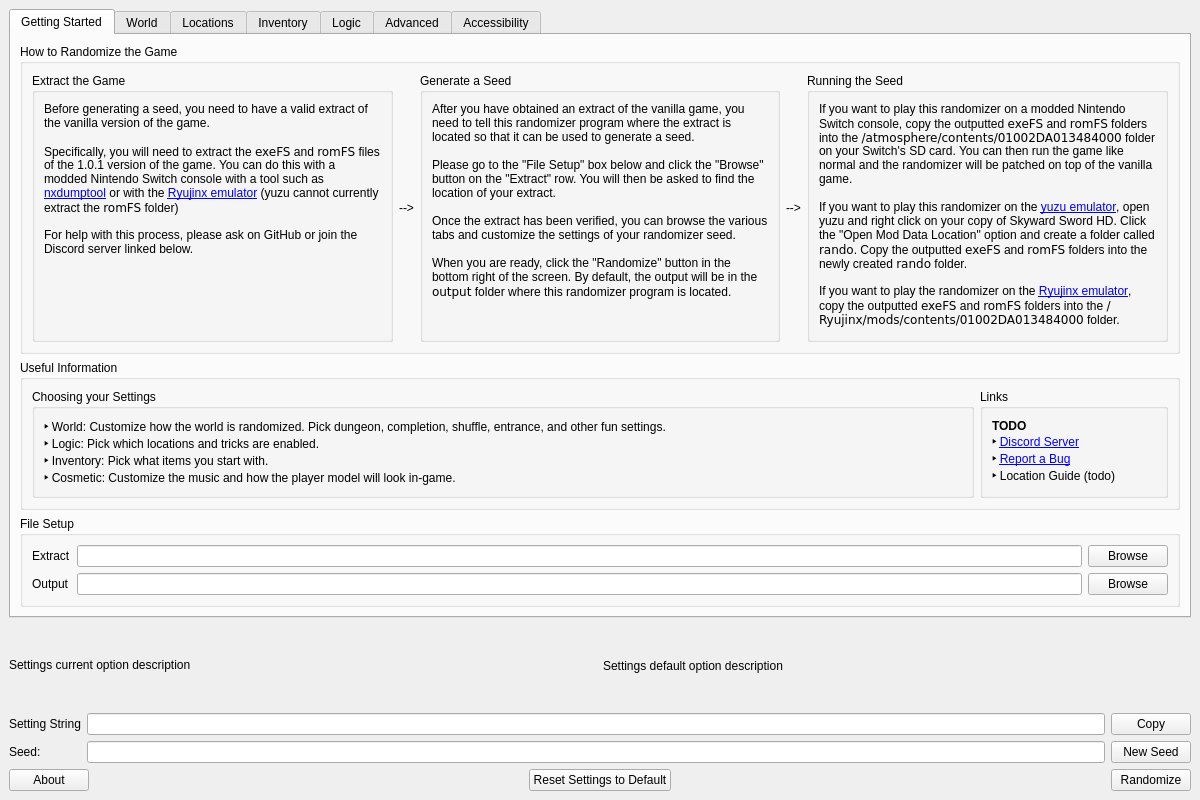
Old version of the form gui/ui/main.ui in the repository mint-choc-chip-skyblade/sshd-rando.
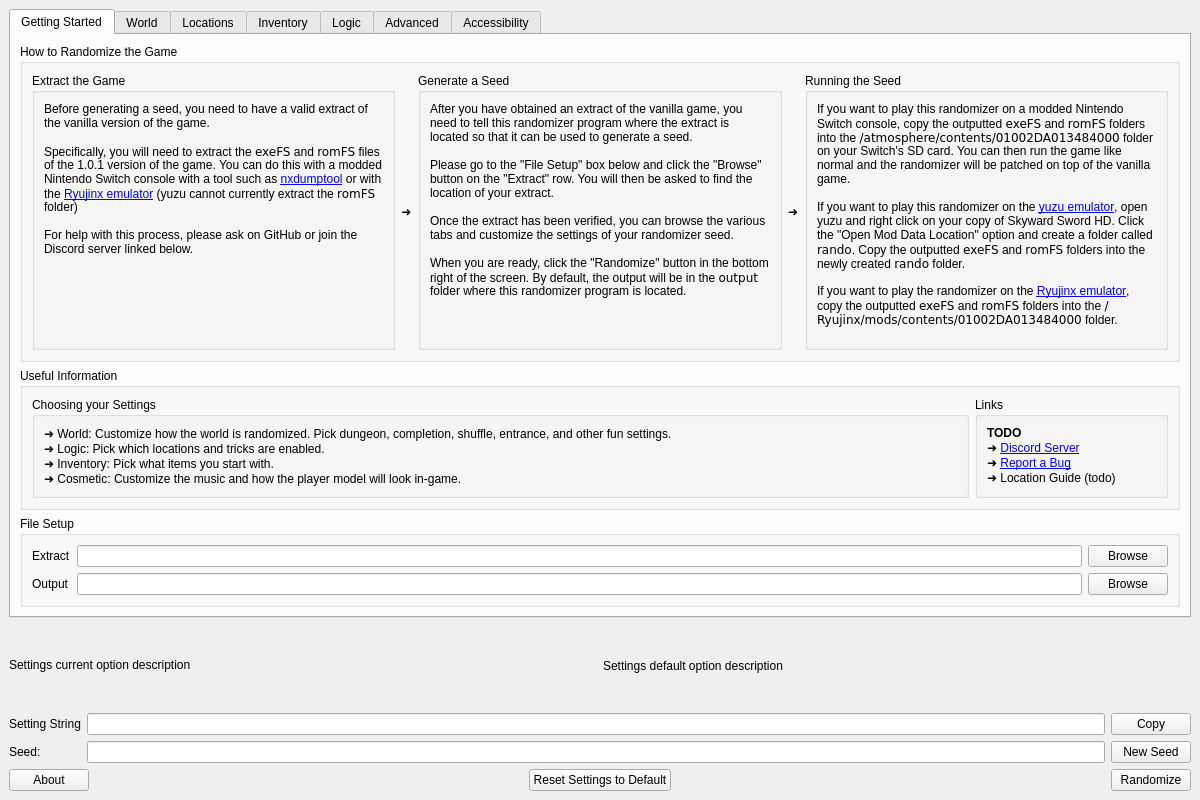
New version of the form. The open tabs and pages were chosen to show the change.

Commit message: Replace some arrows

```diff
--- a/gui/ui/main.ui
+++ b/gui/ui/main.ui
@@ -102,7 +102,7 @@
               </sizepolicy>
              </property>
              <property name="text">
-              <string>--&gt;</string>
+              <string>➜</string>
              </property>
              <property name="alignment">
               <set>Qt::AlignCenter</set>
@@ -167,7 +167,7 @@
               </sizepolicy>
              </property>
              <property name="text">
-              <string>--&gt;</string>
+              <string>➜</string>
              </property>
             </widget>
            </item>
@@ -251,10 +251,10 @@
                  </sizepolicy>
                 </property>
                 <property name="text">
-                 <string>&lt;b&gt;‣&lt;/b&gt; World: Customize how the world is randomized. Pick dungeon, completion, shuffle, entrance, and other fun settings.&lt;br&gt;
-&lt;b&gt;‣&lt;/b&gt; Logic: Pick which locations and tricks are enabled.&lt;br&gt;
-&lt;b&gt;‣&lt;/b&gt; Inventory: Pick what items you start with.&lt;br&gt;
-&lt;b&gt;‣&lt;/b&gt; Cosmetic: Customize the music and how the player model will look in-game.</string>
+                 <string>&lt;b&gt;➜&lt;/b&gt; World: Customize how the world is randomized. Pick dungeon, completion, shuffle, entrance, and other fun settings.&lt;br&gt;
+&lt;b&gt;➜&lt;/b&gt; Logic: Pick which locations and tricks are enabled.&lt;br&gt;
+&lt;b&gt;➜&lt;/b&gt; Inventory: Pick what items you start with.&lt;br&gt;
+&lt;b&gt;➜&lt;/b&gt; Cosmetic: Customize the music and how the player model will look in-game.</string>
                 </property>
                 <property name="alignment">
                  <set>Qt::AlignLeading|Qt::AlignLeft|Qt::AlignTop</set>
@@ -287,9 +287,9 @@
                 <property name="text">
                  <string>&lt;b&gt;TODO&lt;/b&gt;&lt;br&gt;
 
-&lt;b&gt;‣&lt;/b&gt; &lt;a href=&quot;https://discord.gg/zkm6yncD&quot;&gt;Discord Server&lt;/a&gt;&lt;br&gt;
-&lt;b&gt;‣&lt;/b&gt; &lt;a href=&quot;https://github.com/mint-choc-chip-skyblade/sshd-rando/issues&quot;&gt;Report a Bug&lt;/a&gt;&lt;br&gt;
-&lt;b&gt;‣&lt;/b&gt; &lt;a href=&quot;&quot;&gt;Location Guide (todo)&lt;/a&gt;</string>
+&lt;b&gt;➜&lt;/b&gt; &lt;a href=&quot;https://discord.gg/zkm6yncD&quot;&gt;Discord Server&lt;/a&gt;&lt;br&gt;
+&lt;b&gt;➜&lt;/b&gt; &lt;a href=&quot;https://github.com/mint-choc-chip-skyblade/sshd-rando/issues&quot;&gt;Report a Bug&lt;/a&gt;&lt;br&gt;
+&lt;b&gt;➜&lt;/b&gt; &lt;a href=&quot;&quot;&gt;Location Guide (todo)&lt;/a&gt;</string>
                 </property>
                 <property name="openExternalLinks">
                  <bool>true</bool>
```
Left out of the diff: 2 changed lines with no effect on the pictures. The commit also changes 1 other file.
